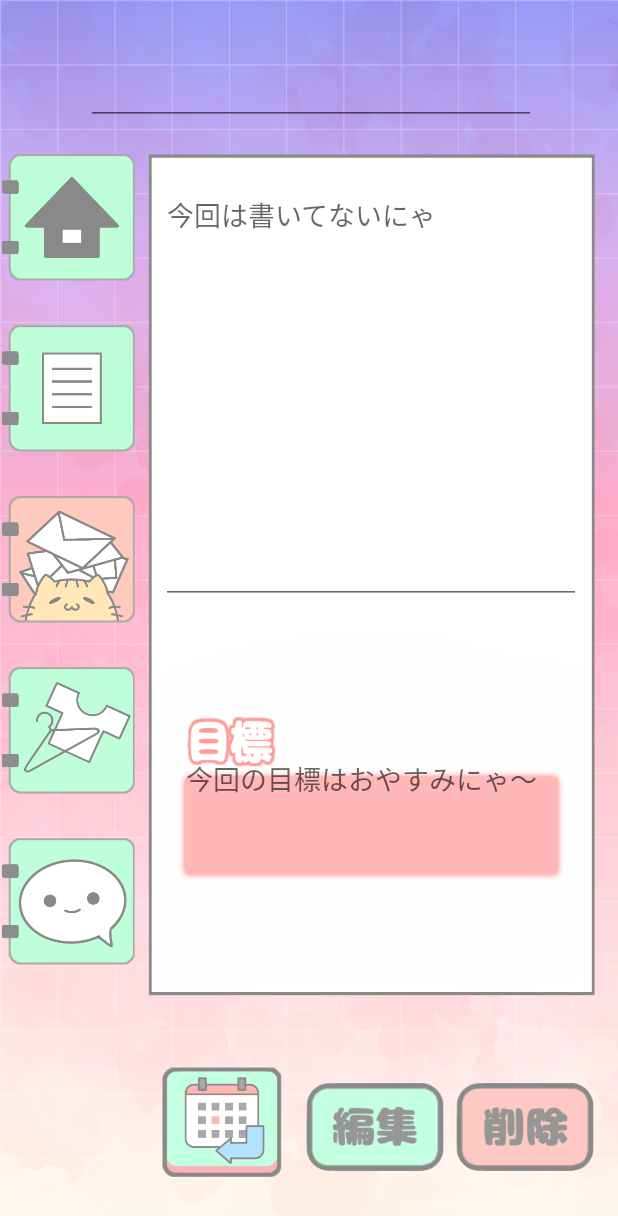
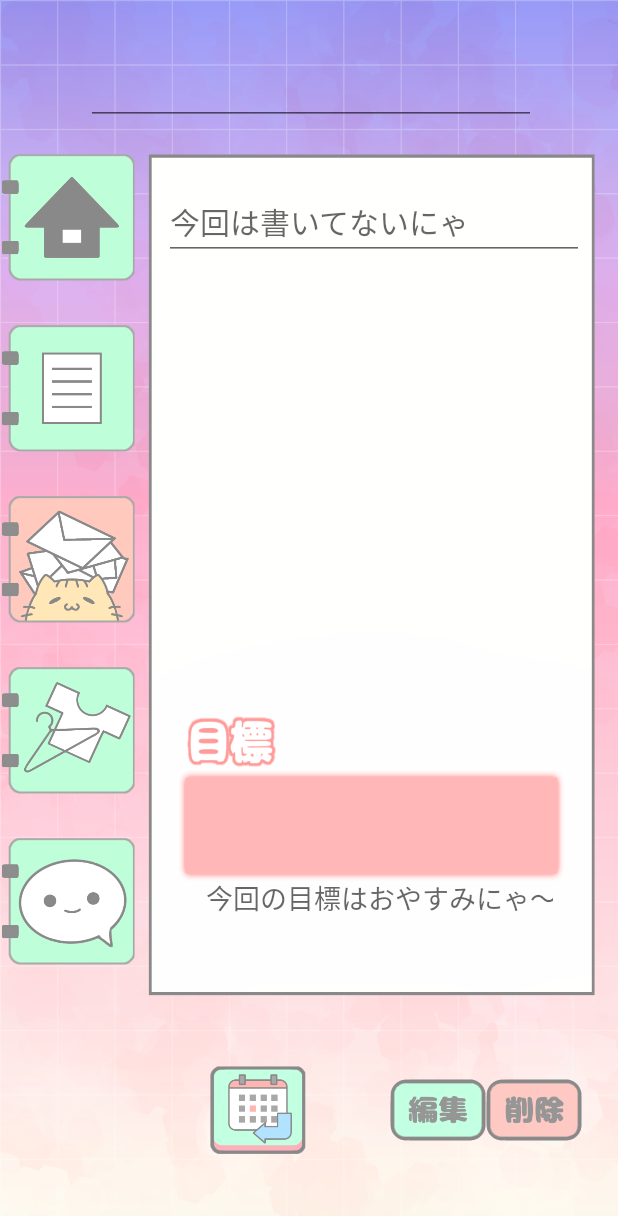
Before and after one commit to mahy-zono/NyankoBox, an Android app: the LogActivity screen opened directly, with no data from a screen before it, on a phone screen of 412 x 824 dp. Shown: the top 1216 px of the screen. Run offline under Robolectric (Android 15) with nearby library versions, the phone set to English and light mode, and no system bars; pictures from the network do not load; Roboto replaces fonts that are not available here; 1 statement that could not run was skipped.

Commit message:
1/7_zono レイアウト変更

```diff
--- a/app/src/main/res/layout/activity_log.xml
+++ b/app/src/main/res/layout/activity_log.xml
@@ -107,10 +107,10 @@
 
     <ImageButton
         android:id="@+id/calendarBtn"
-        android:layout_width="80dp"
-        android:layout_height="80dp"
-        android:layout_marginStart="108dp"
-        android:layout_marginBottom="36dp"
+        android:layout_width="@android:dimen/notification_large_icon_height"
+        android:layout_height="@android:dimen/notification_large_icon_height"
+        android:layout_marginStart="140dp"
+        android:layout_marginBottom="52dp"
         android:backgroundTint="#00FFFFFF"
         android:padding="0dp"
         android:scaleType="fitCenter"
@@ -120,23 +120,25 @@
 
     <EditText
         android:id="@+id/editDiary"
-        android:layout_width="280dp"
-        android:layout_height="283dp"
-        android:layout_marginTop="8dp"
-        android:layout_marginEnd="8dp"
+        android:layout_width="wrap_content"
+        android:layout_height="wrap_content"
+        android:layout_marginStart="16dp"
+        android:layout_marginTop="38dp"
+        android:layout_marginEnd="16dp"
         android:layout_marginBottom="8dp"
-        android:ems="10"
+        android:ems="12"
         android:gravity="top"
         android:hint="今回は書いてないにゃ"
-        android:textColor="#665a5a"
         android:inputType="textPersonName|textMultiLine"
         android:maxLength="140"
+        android:textColor="#665a5a"
+        android:textSize="20sp"
         app:layout_constraintBottom_toBottomOf="parent"
         app:layout_constraintEnd_toEndOf="parent"
-        app:layout_constraintHorizontal_bias="0.515"
+        app:layout_constraintHorizontal_bias="0.36"
         app:layout_constraintStart_toEndOf="@+id/diaryBtn"
         app:layout_constraintTop_toTopOf="parent"
-        app:layout_constraintVertical_bias="0.212" />
+        app:layout_constraintVertical_bias="0.116" />
 
     <TextView
         android:id="@+id/clearCheck"
@@ -150,10 +152,10 @@
 
     <ImageButton
         android:id="@+id/deleteBtn"
-        android:layout_width="92dp"
-        android:layout_height="73dp"
-        android:layout_marginEnd="16dp"
-        android:layout_marginBottom="36dp"
+        android:layout_width="@android:dimen/notification_large_icon_height"
+        android:layout_height="@android:dimen/notification_large_icon_height"
+        android:layout_marginEnd="24dp"
+        android:layout_marginBottom="52dp"
         android:background="#00FFFFFF"
         android:scaleType="fitCenter"
         app:layout_constraintBottom_toBottomOf="parent"
@@ -162,10 +164,9 @@
 
     <ImageButton
         android:id="@+id/editBtn"
-        android:layout_width="92dp"
-        android:layout_height="73dp"
-        android:layout_marginEnd="8dp"
-        android:layout_marginBottom="36dp"
+        android:layout_width="@android:dimen/notification_large_icon_height"
+        android:layout_height="@android:dimen/notification_large_icon_width"
+        android:layout_marginBottom="52dp"
         android:background="#00FFFFFF"
         android:scaleType="fitCenter"
         app:layout_constraintBottom_toBottomOf="parent"
@@ -204,12 +205,11 @@
 
     <EditText
         android:id="@+id/goalText"
-        android:layout_width="233dp"
-        android:layout_height="55dp"
+        android:layout_width="231dp"
+        android:layout_height="44dp"
         android:layout_marginStart="8dp"
-        android:layout_marginTop="20dp"
         android:layout_marginEnd="8dp"
-        android:layout_marginBottom="8dp"
+        android:layout_marginBottom="195dp"
         android:background="#00000000"
         android:clickable="false"
         android:cursorVisible="false"
@@ -222,10 +222,8 @@
         android:textColor="#FFFFFF"
         app:layout_constraintBottom_toBottomOf="parent"
         app:layout_constraintEnd_toEndOf="parent"
-        app:layout_constraintHorizontal_bias="0.361"
-        app:layout_constraintStart_toEndOf="@+id/lineBtn"
-        app:layout_constraintTop_toBottomOf="@+id/editDiary"
-        app:layout_constraintVertical_bias="0.245" />
+        app:layout_constraintHorizontal_bias="0.527"
+        app:layout_constraintStart_toEndOf="@+id/lineBtn" />
     <!-- android:layout_marginTop="8dp" -->
 
 
```
Also changed, not shown: app/src/main/res/layout/activity_diary.xml (+10 -6 lines), app/src/main/res/layout/activity_dress.xml (+10 -5 lines), app/src/main/res/layout/activity_main.xml (+23 -19 lines), app/src/main/res/drawable/icon.png.
